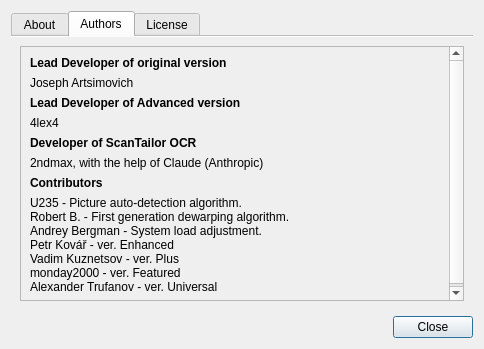
Above: src/app/AboutDialog.ui from 2ndmax/scantailor-ocr before the change. Below: the same form after it.
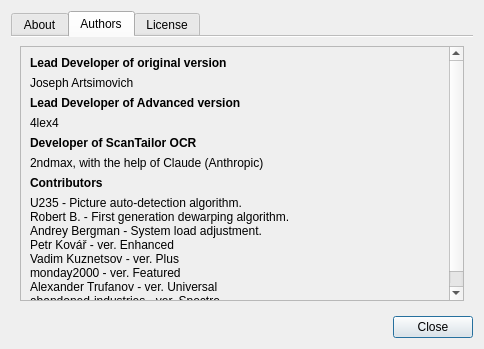
That is the form after the change. The open tabs and pages were chosen to show the change. Icons and pictures are not drawn.

The edit to the form file:
```diff
--- a/src/app/AboutDialog.ui
+++ b/src/app/AboutDialog.ui
@@ -243,6 +243,13 @@
                </property>
               </widget>
              </item>
+             <item>
+              <widget class="QLabel" name="labelSpectre">
+               <property name="text">
+                <string>abandoned-industries - ver. Spectre</string>
+               </property>
+              </widget>
+             </item>
             </layout>
            </item>
            <item>
```
Left out of the diff: 4 changed lines with no effect on the pictures.
